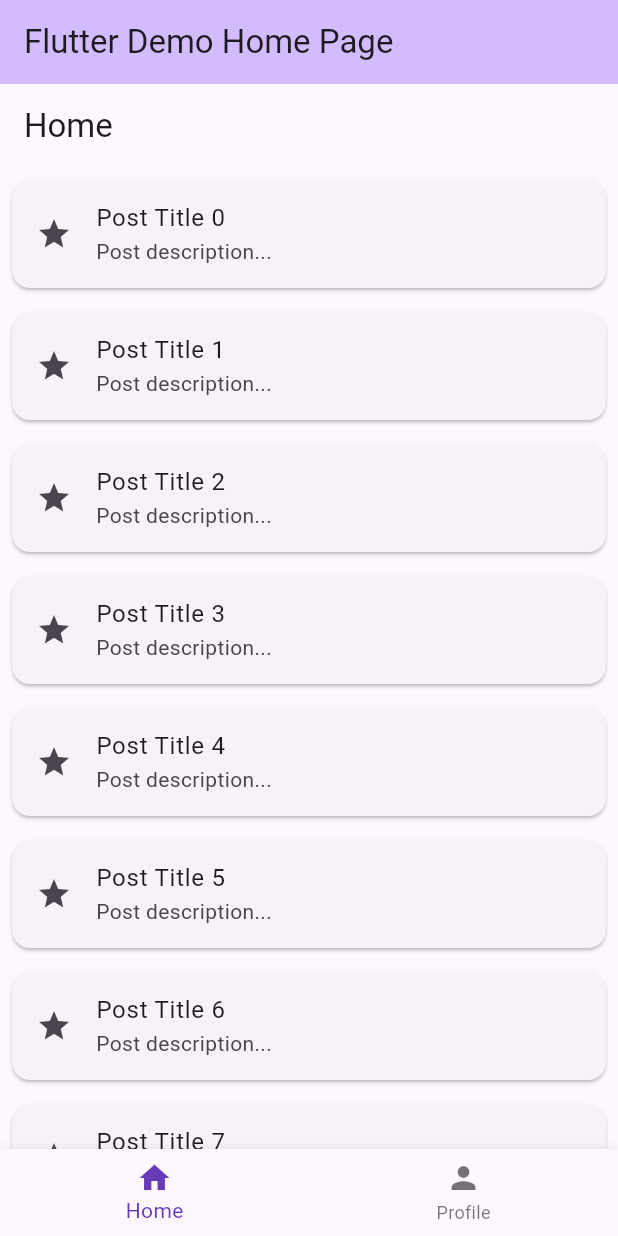
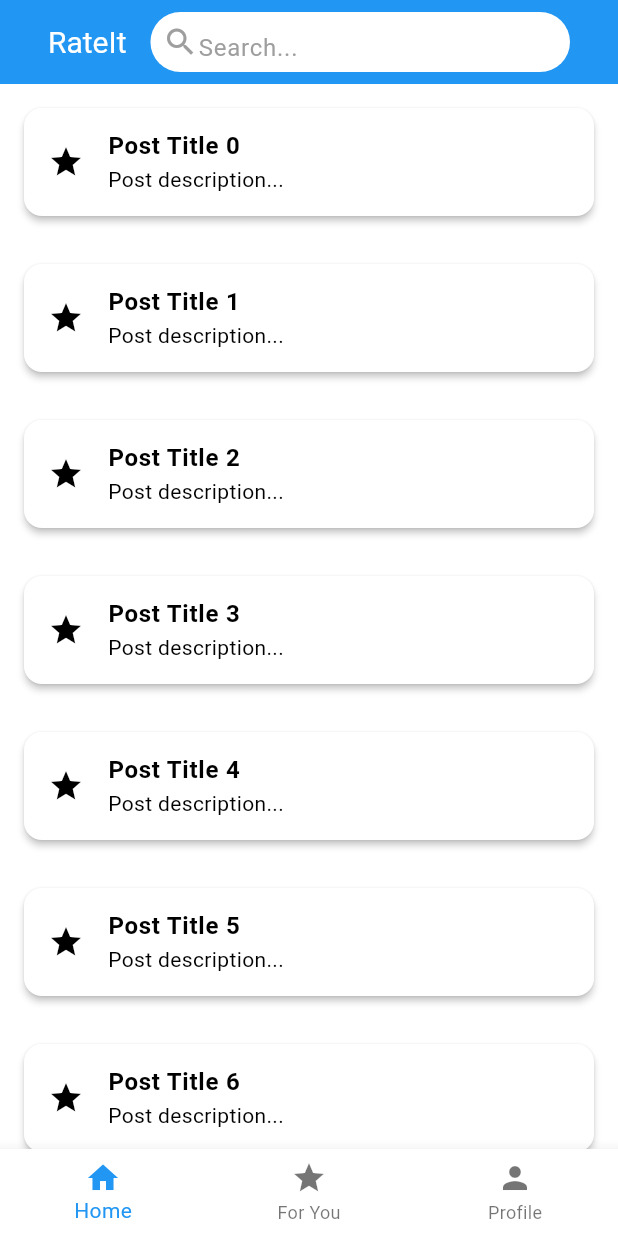
Before and after one commit to Nils-Kelley/cosc341_project, a Flutter app: the screen it shows after launch, on a phone screen of 412 x 824 dp. Run offline on Flutter 3.47's test engine with Material 2 defaults, Android fonts, the phone set to English and light mode, and no system bars; our stand-ins replace flutter_secure_storage.

Commit message:
Added For You section and made other design changes

```diff
--- a/app/lib/home_screen.dart
+++ b/app/lib/home_screen.dart
@@ -4,18 +4,27 @@ class HomeScreen extends StatelessWidget {
   @override
   Widget build(BuildContext context) {
     return Scaffold(
-      appBar: AppBar(
-        title: Text('Home'),
-      ),
+      backgroundColor: Colors.white, // Set your desired background color
       body: ListView.builder(
         itemCount: 10, // Replace with the actual number of posts or items
         itemBuilder: (context, index) {
           return Card(
-            margin: EdgeInsets.all(8),
+            elevation: 2, // Add shadow to the card
+            margin: EdgeInsets.all(16), // Adjust margins
             child: ListTile(
               leading: Icon(Icons.star), // Example icon, replace with actual data if needed
-              title: Text('Post Title $index'), // Replace with actual data
-              subtitle: Text('Post description...'), // Replace with actual data
+              title: Text(
+                'Post Title $index', // Replace with actual data
+                style: TextStyle(
+                  fontWeight: FontWeight.bold,
+                ),
+              ),
+              subtitle: Text(
+                'Post description...', // Replace with actual data
+              ),
+              onTap: () {
+                // Handle item tap if needed
+              },
             ),
           );
         },
--- a/app/lib/main.dart
+++ b/app/lib/main.dart
@@ -1,31 +1,36 @@
 import 'package:flutter/material.dart';
-import 'profile_screen.dart';  // Make sure these imports are correct
+import 'profile_screen.dart';
 import 'home_screen.dart';
+import 'for_you.dart';
 
 void main() {
   runApp(const MyApp());
 }
 
 class MyApp extends StatelessWidget {
-  const MyApp({super.key});
+  const MyApp({Key? key}) : super(key: key);
 
   @override
   Widget build(BuildContext context) {
     return MaterialApp(
-      title: 'Flutter Demo',
+      title: 'RateIt', // Set the app title to "RateIt"
       theme: ThemeData(
-        colorScheme: ColorScheme.fromSeed(seedColor: Colors.deepPurple),
+        primaryColor: Colors.blue, // Set the primary color to blue
+        scaffoldBackgroundColor: Colors.white, // Set the background color to white
+        appBarTheme: AppBarTheme(
+          backgroundColor: Colors.blue, // Set the app bar background color to blue
+          centerTitle: true, // Center-align the title
+        ),
+        colorScheme: ColorScheme.fromSwatch(primarySwatch: Colors.blue), // Use blue as the primary color
         useMaterial3: true,
       ),
-      home: const MyHomePage(title: 'Flutter Demo Home Page'),
+      home: const MyHomePage(),
     );
   }
 }
 
 class MyHomePage extends StatefulWidget {
-  const MyHomePage({super.key, required this.title});
-
-  final String title;
+  const MyHomePage({Key? key}) : super(key: key);
 
   @override
   State<MyHomePage> createState() => _MyHomePageState();
@@ -36,7 +41,11 @@ class _MyHomePageState extends State<MyHomePage> {
 
   final List<Widget> _widgetOptions = <Widget>[
     HomeScreen(),
+    ForYouPage(),
     ProfileScreen(),
+
+
+  // Add the "For You" page here
     // Add other screens here as needed
   ];
 
@@ -50,8 +59,56 @@ class _MyHomePageState extends State<MyHomePage> {
   Widget build(BuildContext context) {
     return Scaffold(
       appBar: AppBar(
-        title: Text(widget.title),
-        backgroundColor: Theme.of(context).colorScheme.inversePrimary,
+        backgroundColor: Colors.blue, // Set the app bar background color to blue
+        title: Row(
+          children: [
+            Padding(
+              padding: const EdgeInsets.only(left: 16.0), // Add left padding to "RateIt"
+              child: Text(
+                'RateIt', // Set the app title to "RateIt"
+                style: TextStyle(
+                  color: Colors.white, // Set title text color to white
+                  fontSize: 20,
+                ),
+              ),
+            ),
+            Expanded(
+              child: Padding(
+                padding: const EdgeInsets.symmetric(horizontal: 16.0), // Add horizontal padding to search bar
+                child: Container(
+                  height: 40, // Set the search bar's height
+                  decoration: BoxDecoration(
+                    color: Colors.white,
+                    borderRadius: BorderRadius.circular(20), // Make the search bar rounded
+                  ),
+                  child: Center(
+                    child: Row(
+                      children: [
+                        Padding(
+                          padding: const EdgeInsets.only(left: 8.0),
+                          child: Icon(
+                            Icons.search,
+                            color: Colors.grey, // Set the search icon color
+                          ),
+                        ),
+                        Expanded(
+                          child: TextField(
+                            style: TextStyle(color: Colors.black), // Set text color to black
+                            decoration: InputDecoration(
+                              hintText: 'Search...',
+                              hintStyle: TextStyle(color: Colors.grey), // Set hint text color
+                              border: InputBorder.none, // Remove border
+                            ),
+                          ),
+                        ),
+                      ],
+                    ),
+                  ),
+                ),
+              ),
+            ),
+          ],
+        ),
       ),
       body: Center(
         child: _widgetOptions.elementAt(_selectedIndex),
@@ -62,14 +119,19 @@ class _MyHomePageState extends State<MyHomePage> {
             icon: Icon(Icons.home),
             label: 'Home',
           ),
+          BottomNavigationBarItem( // Add the "For You" page entry
+            icon: Icon(Icons.star),
+            label: 'For You',
+          ),
           BottomNavigationBarItem(
             icon: Icon(Icons.person),
             label: 'Profile',
           ),
+
           // Add other navigation bar items here as needed
         ],
         currentIndex: _selectedIndex,
-        selectedItemColor: Colors.deepPurple,
+        selectedItemColor: Colors.blue, // Set the selected item color to blue
         onTap: _onItemTapped,
       ),
     );
```
Also changed, not shown: app/lib/for_you.dart (added, +83 -0 lines), app/lib/profile_screen.dart (+19 -5 lines).
